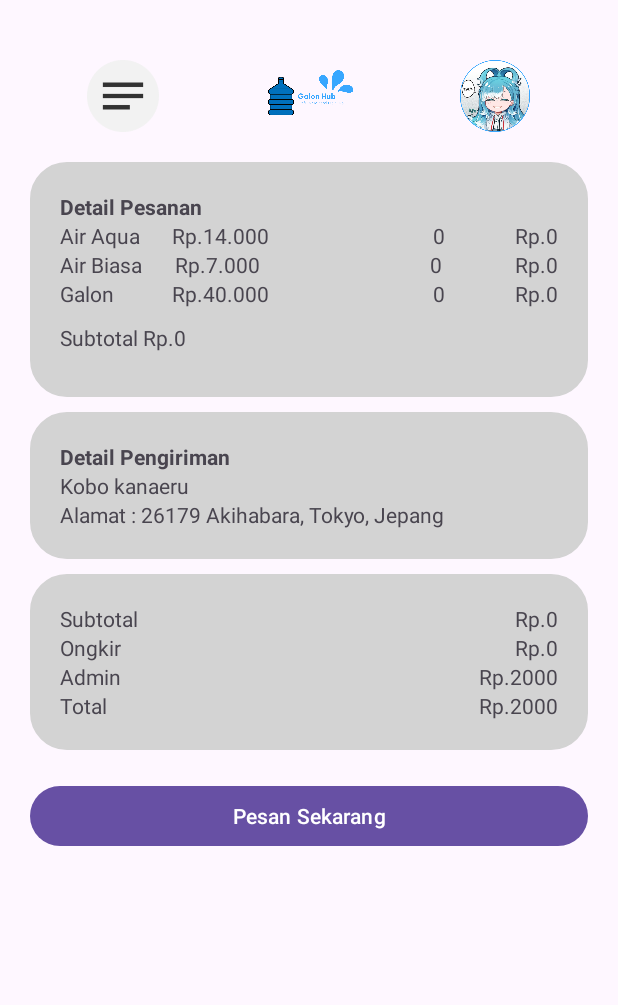
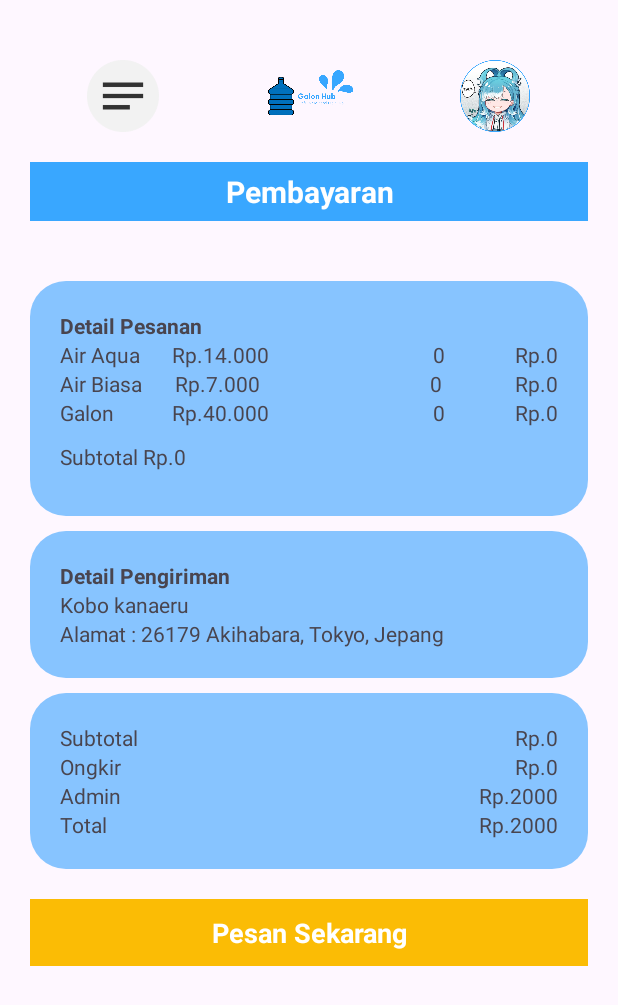
Before and after one commit to yahdinaahsya/Galon-Hub, an Android app: the CheckoutActivity screen opened directly, with no data from a screen before it, on a phone screen of 412 x 824 dp. Shown: the top 1005 px of the screen. Run offline under Robolectric (Android 15) with nearby library versions, the phone set to English and light mode, and no system bars; 2 statements that could not run were skipped.

Commit message:
feat: Fix-Pr

```diff
--- a/app/src/main/java/com/example/galonhub/WawasanActivity.kt
+++ b/app/src/main/java/com/example/galonhub/WawasanActivity.kt
@@ -17,7 +17,7 @@ class WawasanActivity : AppCompatActivity() {
     }
     override fun onCreate(savedInstanceState: Bundle?) {
         super.onCreate(savedInstanceState)
-        setContentView(R.layout.wawasan)
+        setContentView(R.layout.insight)
 
         onBackPressedDispatcher.addCallback(onBackInvokedCallback)
 
--- a/app/src/main/res/drawable/rounded_panel.xml
+++ b/app/src/main/res/drawable/rounded_panel.xml
@@ -2,7 +2,7 @@
 <shape xmlns:android="http://schemas.android.com/apk/res/android"
     android:shape="rectangle" android:padding="15dp">
 
-    <solid android:color="@color/lightblue" />
+    <solid android:color="@color/birumuda" />
     <corners
         android:bottomRightRadius="24dp"
         android:bottomLeftRadius="24dp"
--- a/app/src/main/res/layout/checkout.xml
+++ b/app/src/main/res/layout/checkout.xml
@@ -19,11 +19,24 @@
             android:name="com.example.galonhub.HeaderFragment"
             />
 
+        <TextView
+            android:id="@+id/textView23"
+            android:layout_width="match_parent"
+            android:layout_height="wrap_content"
+            android:padding="6dp"
+            android:textColor="@color/white"
+            android:background="@color/lightblue"
+            android:layout_marginBottom="40dp"
+            android:textStyle="bold"
+            android:gravity="center"
+            android:textSize="20sp"
+            android:text="Pembayaran" />
+
         <LinearLayout
             android:layout_width="match_parent"
             android:layout_height="wrap_content"
             android:padding="20dp"
-            android:background="@drawable/rounded_panel_gray"
+            android:background="@drawable/rounded_panel"
             android:orientation="vertical">
 
             <TextView
@@ -156,7 +169,7 @@
             android:layout_height="wrap_content"
             android:padding="20dp"
             android:layout_marginVertical="10dp"
-            android:background="@drawable/rounded_panel_gray"
+            android:background="@drawable/rounded_panel"
             android:orientation="vertical">
 
 
@@ -185,7 +198,7 @@
             android:layout_width="match_parent"
             android:layout_height="wrap_content"
             android:padding="20dp"
-            android:background="@drawable/rounded_panel_gray"
+            android:background="@drawable/rounded_panel"
             android:orientation="vertical">
 
             <LinearLayout
@@ -276,11 +289,17 @@
 
         </LinearLayout>
 
-        <Button
+        <TextView
             android:id="@+id/pesan"
             android:layout_width="match_parent"
             android:layout_height="wrap_content"
             android:layout_marginVertical="20dp"
+            android:textColor="@color/white"
+            android:background="@color/yellow"
+            android:padding="10dp"
+            android:textSize="18sp"
+            android:gravity="center"
+            android:textStyle="bold"
             android:text="Pesan Sekarang" />
 
     </LinearLayout>
--- a/app/src/main/res/layout/profil.xml
+++ b/app/src/main/res/layout/profil.xml
@@ -146,7 +146,7 @@
             android:orientation="vertical">
 
             <Button
-                android:id="@+id/btnkeluarprofil"
+                android:id="@+id/button"
                 android:layout_width="match_parent"
                 android:layout_height="wrap_content"
                 android:backgroundTint="#DEB41D"
--- a/app/src/main/res/values/colors.xml
+++ b/app/src/main/res/values/colors.xml
@@ -9,4 +9,5 @@
     <color name="lightblue">#39A7FF</color>
     <color name="blue">#00AFEF</color>
     <color name="yellow">#FBBC05</color>
+    <color name="birumuda">#87C4FF</color>
 </resources>
```
